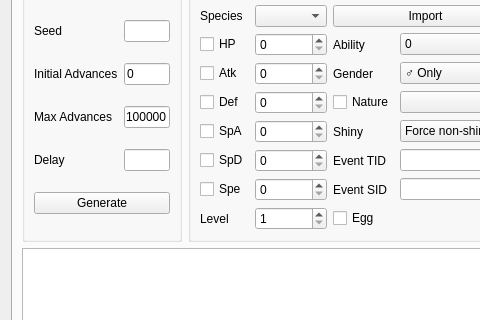
The window that Source/Form/Gen5/Event5.ui (Admiral-Fish/PokeFinder) describes before a commit, drawn with Qt 5; both pictures show x 0 to 480 and y 167 to 487 of the 1200 by 700 pixel window.
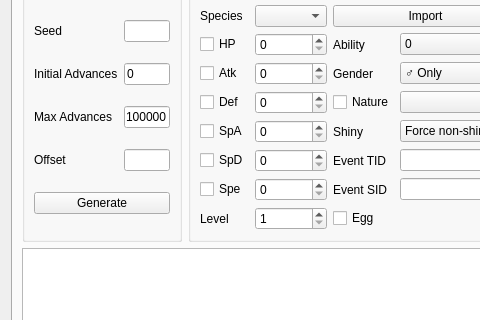
The same window after the commit. Custom widgets are drawn as their Qt base class.

Commit message:
Change delay to offset
Fixes #418

The edit to the form file:
```diff
--- a/Source/Form/Gen5/Event5.ui
+++ b/Source/Form/Gen5/Event5.ui
@@ -228,7 +228,7 @@
           <item row="3" column="0">
            <widget class="QLabel" name="labelGeneratorDelay">
             <property name="text">
-             <string>Delay</string>
+             <string>Offset</string>
             </property>
            </widget>
           </item>
```
Left out of the diff: 6 changed lines with no effect on the pictures. The commit also changes 83 other files.
